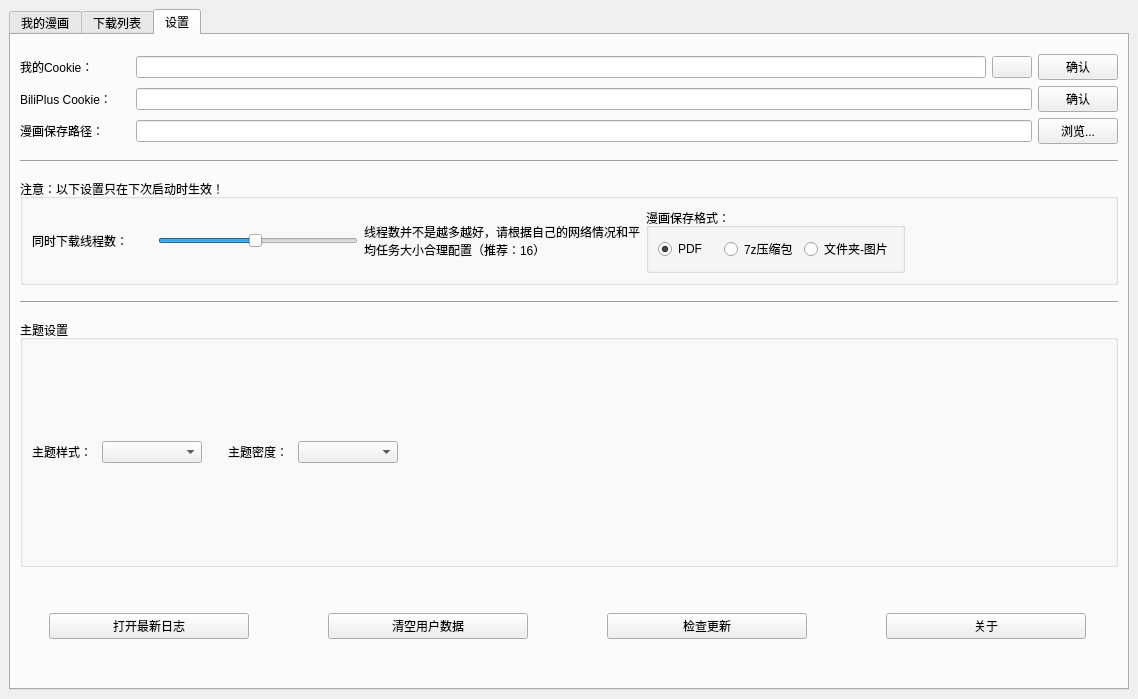
Above: src/ui/PySide_src/mainWindow.ui from Zeal-L/BiliBili-Manga-Downloader before the change. Below: the same form after it.
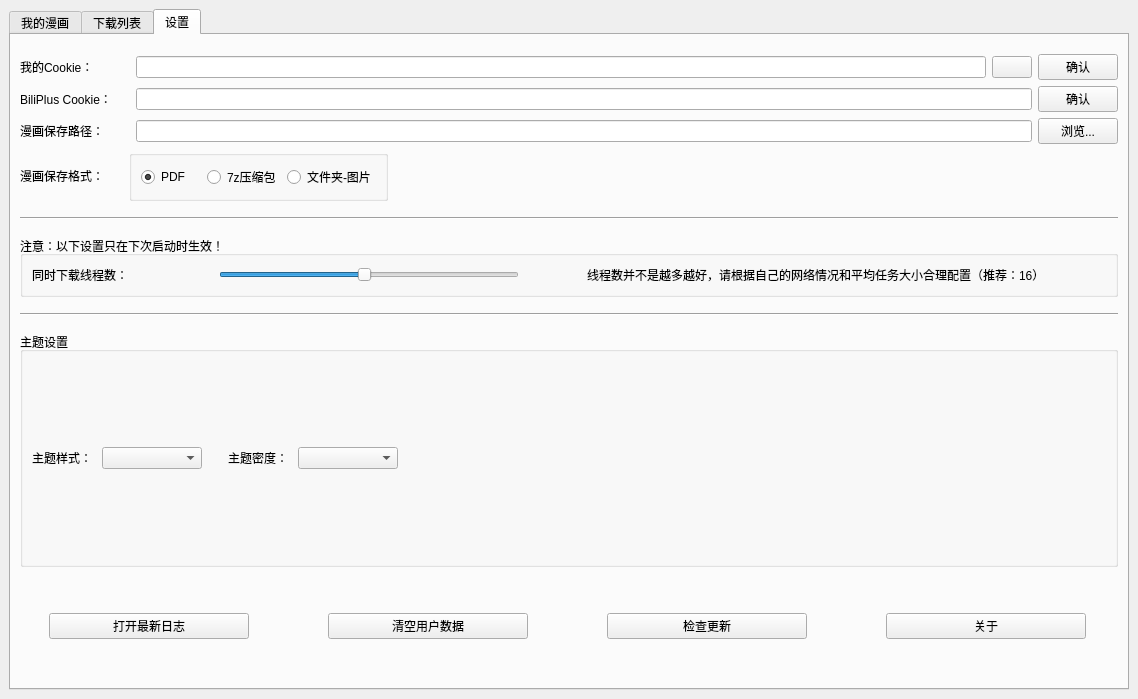
That is the form after the change. The open tabs and pages were chosen to show the change. Icons and pictures are not drawn.

Commit message: :art: 优化设置: 保存格式现在可以动态修改了

```diff
--- a/src/ui/PySide_src/mainWindow.ui
+++ b/src/ui/PySide_src/mainWindow.ui
@@ -658,7 +658,7 @@
        <attribute name="title">
         <string>设置</string>
        </attribute>
-       <layout class="QVBoxLayout" name="verticalLayout_5" stretch="0,0,0,0,0,0,0,0,0,0,0,1,0,0,0">
+       <layout class="QVBoxLayout" name="verticalLayout_5" stretch="0,0,0,0,0,0,0,0,0,0,0,0,1,0,0,0">
         <item>
          <spacer name="verticalSpacer_4">
           <property name="orientation">
@@ -803,6 +803,106 @@
           </item>
          </layout>
         </item>
+        <item>
+         <layout class="QHBoxLayout" name="horizontalLayout_3">
+          <item>
+           <widget class="QLabel" name="label_4">
+            <property name="text">
+             <string>漫画保存格式：</string>
+            </property>
+           </widget>
+          </item>
+          <item>
+           <spacer name="horizontalSpacer_8">
+            <property name="orientation">
+             <enum>Qt::Horizontal</enum>
+            </property>
+            <property name="sizeType">
+             <enum>QSizePolicy::Fixed</enum>
+            </property>
+            <property name="sizeHint" stdset="0">
+             <size>
+              <width>19</width>
+              <height>20</height>
+             </size>
+            </property>
+           </spacer>
+          </item>
+          <item>
+           <widget class="QGroupBox" name="groupBox_save_method">
+            <property name="title">
+             <string/>
+            </property>
+            <layout class="QHBoxLayout" name="h_Layout_groupBox_save_method">
+             <item>
+              <widget class="QRadioButton" name="radioButton_save_method_pdf">
+               <property name="minimumSize">
+                <size>
+                 <width>60</width>
+                 <height>0</height>
+                </size>
+               </property>
+               <property name="text">
+                <string>PDF</string>
+               </property>
+               <property name="checked">
+                <bool>true</bool>
+               </property>
+              </widget>
+             </item>
+             <item>
+              <widget class="QRadioButton" name="radioButton_save_method_7z">
+               <property name="minimumSize">
+                <size>
+                 <width>60</width>
+                 <height>0</height>
+                </size>
+               </property>
+               <property name="text">
+                <string>7z压缩包</string>
+               </property>
+               <property name="checked">
+                <bool>false</bool>
+               </property>
+              </widget>
+             </item>
+             <item>
+              <widget class="QRadioButton" name="radioButton_save_method_folder">
+               <property name="enabled">
+                <bool>true</bool>
+               </property>
+               <property name="minimumSize">
+                <size>
+                 <width>60</width>
+                 <height>0</height>
+                </size>
+               </property>
+               <property name="text">
+                <string>文件夹-图片</string>
+               </property>
+               <property name="checked">
+                <bool>false</bool>
+               </property>
+              </widget>
+             </item>
+            </layout>
+           </widget>
+          </item>
+          <item>
+           <spacer name="horizontalSpacer_7">
+            <property name="orientation">
+             <enum>Qt::Horizontal</enum>
+            </property>
+            <property name="sizeHint" stdset="0">
+             <size>
+              <width>40</width>
+              <height>20</height>
+             </size>
+            </property>
+           </spacer>
+          </item>
+         </layout>
+        </item>
         <item>
          <spacer name="verticalSpacer_3">
           <property name="orientation">
@@ -869,11 +969,24 @@
                </property>
               </widget>
              </item>
+             <item>
+              <spacer name="horizontalSpacer_10">
+               <property name="orientation">
+                <enum>Qt::Horizontal</enum>
+               </property>
+               <property name="sizeHint" stdset="0">
+                <size>
+                 <width>40</width>
+                 <height>20</height>
+                </size>
+               </property>
+              </spacer>
+             </item>
              <item>
               <widget class="QSlider" name="h_Slider_num_thread">
                <property name="minimumSize">
                 <size>
-                 <width>200</width>
+                 <width>300</width>
                  <height>0</height>
                 </size>
                </property>
@@ -903,76 +1016,29 @@
                </property>
               </widget>
              </item>
+             <item>
+              <spacer name="horizontalSpacer_9">
+               <property name="orientation">
+                <enum>Qt::Horizontal</enum>
+               </property>
+               <property name="sizeHint" stdset="0">
+                <size>
+                 <width>40</width>
+                 <height>20</height>
+                </size>
+               </property>
+              </spacer>
+             </item>
              <item>
               <widget class="QLabel" name="label_num_thread">
                <property name="text">
                 <string>线程数并不是越多越好，请根据自己的网络情况和平均任务大小合理配置（推荐：16）</string>
                </property>
                <property name="wordWrap">
-                <bool>true</bool>
+                <bool>false</bool>
                </property>
               </widget>
              </item>
-             <item>
-              <widget class="QGroupBox" name="groupBox_save_method">
-               <property name="title">
-                <string>漫画保存格式：</string>
-               </property>
-               <layout class="QHBoxLayout" name="h_Layout_groupBox_save_method">
-                <item>
-                 <widget class="QRadioButton" name="radioButton_save_method_pdf">
-                  <property name="minimumSize">
-                   <size>
-                    <width>60</width>
-                    <height>0</height>
-                   </size>
-                  </property>
-                  <property name="text">
-                   <string>PDF</string>
-                  </property>
-                  <property name="checked">
-                   <bool>true</bool>
-                  </property>
-                 </widget>
-                </item>
-                <item>
-                 <widget class="QRadioButton" name="radioButton_save_method_7z">
-                  <property name="minimumSize">
-                   <size>
-                    <width>60</width>
-                    <height>0</height>
-                   </size>
-                  </property>
-                  <property name="text">
-                   <string>7z压缩包</string>
-                  </property>
-                  <property name="checked">
-                   <bool>false</bool>
-                  </property>
-                 </widget>
-                </item>
-                <item>
-                 <widget class="QRadioButton" name="radioButton_save_method_folder">
-                  <property name="enabled">
-                   <bool>true</bool>
-                  </property>
-                  <property name="minimumSize">
-                   <size>
-                    <width>60</width>
-                    <height>0</height>
-                   </size>
-                  </property>
-                  <property name="text">
-                   <string>文件夹-图片</string>
-                  </property>
-                  <property name="checked">
-                   <bool>false</bool>
-                  </property>
-                 </widget>
-                </item>
-               </layout>
-              </widget>
-             </item>
              <item>
               <spacer name="horizontalSpacer_2">
                <property name="orientation">
```
The commit also changes 5 other files.
